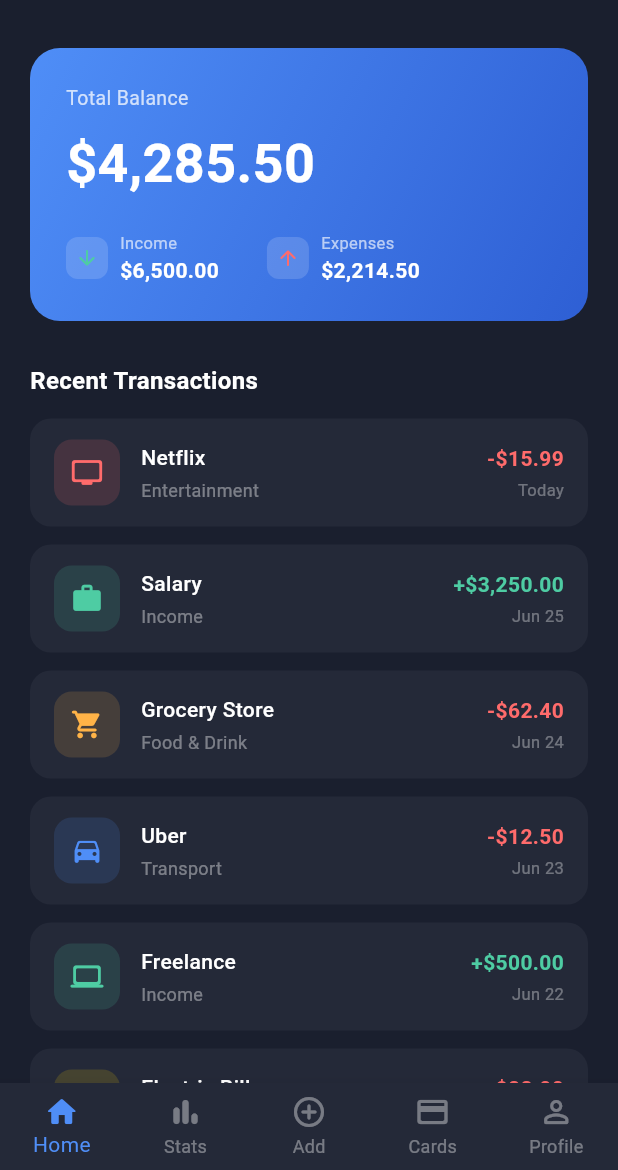
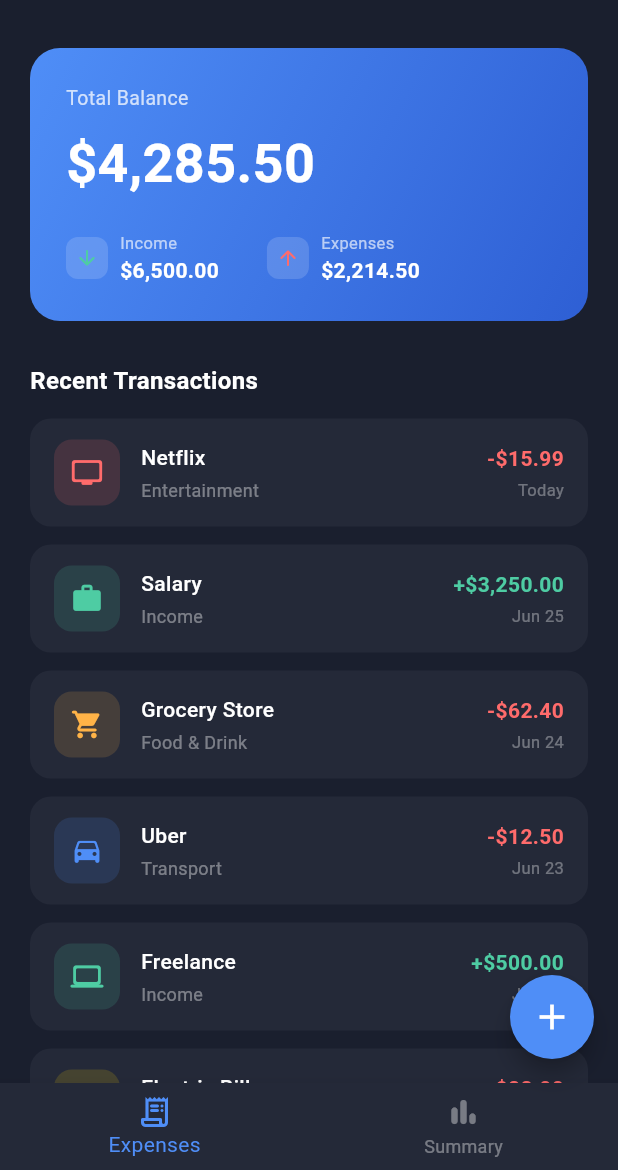
Before and after one commit to 1MPVz/Expense-Tracker, a Flutter app: the screen it shows after launch, on a phone screen of 412 x 824 dp, the part 66-1236 px from its top. Run offline on Flutter 3.47's test engine with Material 3 defaults, Android fonts, the phone set to English and light mode, and no system bars.

Commit message:
fix: loading page and home page design

```diff
--- a/monexs/lib/screens/home_page.dart
+++ b/monexs/lib/screens/home_page.dart
@@ -1,7 +1,31 @@
 import 'package:flutter/material.dart';
 
-class HomePage extends StatelessWidget {
+class HomePage extends StatefulWidget {
   const HomePage({super.key});
+
+  @override
+  State<HomePage> createState() => _HomePageState();
+}
+
+class _HomePageState extends State<HomePage> {
+  int _currentIndex = 0;
+
+  void _openAddModal() {
+    showModalBottomSheet(
+      context: context,
+      isScrollControlled: true,
+      backgroundColor: const Color(0xFF242938),
+      shape: const RoundedRectangleBorder(
+        borderRadius: BorderRadius.vertical(top: Radius.circular(24)),
+      ),
+      builder: (context) {
+        return const SizedBox(
+          height: 400,
+          // TODO: pp add modal here
+        );
+      },
+    );
+  }
 
   @override
   Widget build(BuildContext context) {
@@ -40,7 +64,42 @@ class HomePage extends StatelessWidget {
           ),
         ],
       ),
-      body: SingleChildScrollView(
+      body: _currentIndex == 0 ? const _ExpenseListPage() : const _SummaryPage(),
+      floatingActionButton: FloatingActionButton(
+        onPressed: _openAddModal,
+        backgroundColor: const Color(0xFF4F8EF7),
+        shape: const CircleBorder(),
+        child: const Icon(Icons.add, color: Colors.white, size: 28),
+      ),
+      bottomNavigationBar: BottomNavigationBar(
+        backgroundColor: const Color(0xFF242938),
+        selectedItemColor: const Color(0xFF4F8EF7),
+        unselectedItemColor: Colors.white38,
+        currentIndex: _currentIndex,
+        onTap: (index) => setState(() => _currentIndex = index),
+        items: const [
+          BottomNavigationBarItem(
+            icon: Icon(Icons.receipt_long_rounded),
+            label: 'Expenses',
+          ),
+          BottomNavigationBarItem(
+            icon: Icon(Icons.bar_chart_rounded),
+            label: 'Summary',
+          ),
+        ],
+      ),
+    );
+  }
+}
+
+// --- Expense List Page ---
+
+class _ExpenseListPage extends StatelessWidget {
+  const _ExpenseListPage();
+
+  @override
+  Widget build(BuildContext context) {
+    return SingleChildScrollView(
       padding: const EdgeInsets.all(20),
       child: Column(
         crossAxisAlignment: CrossAxisAlignment.start,
@@ -63,7 +122,7 @@ class HomePage extends StatelessWidget {
                 Text(
                   'Total Balance',
                   style: TextStyle(
-                      color: Colors.white.withOpacity(0.75),
+                    color: Colors.white.withValues(alpha: 0.75),
                     fontSize: 13,
                   ),
                 ),
@@ -100,7 +159,6 @@ class HomePage extends StatelessWidget {
 
           const SizedBox(height: 28),
 
-            // Recent transactions
           const Text(
             'Recent Transactions',
             style: TextStyle(
@@ -114,39 +172,26 @@ class HomePage extends StatelessWidget {
           ..._dummyTransactions.map(
             (tx) => _TransactionTile(transaction: tx),
           ),
+
+          // Extra bottom padding so FAB doesn't cover last item
+          const SizedBox(height: 80),
         ],
       ),
-      ),
+    );
+  }
+}
 
-      // Bottom nav
-      bottomNavigationBar: BottomNavigationBar(
-        backgroundColor: const Color(0xFF242938),
-        selectedItemColor: const Color(0xFF4F8EF7),
-        unselectedItemColor: Colors.white38,
-        currentIndex: 0,
-        type: BottomNavigationBarType.fixed,
-        items: const [
-          BottomNavigationBarItem(
-            icon: Icon(Icons.home_rounded),
-            label: 'Home',
-          ),
-          BottomNavigationBarItem(
-            icon: Icon(Icons.bar_chart_rounded),
-            label: 'Stats',
-          ),
-          BottomNavigationBarItem(
-            icon: Icon(Icons.add_circle_outline_rounded),
-            label: 'Add',
-          ),
-          BottomNavigationBarItem(
-            icon: Icon(Icons.credit_card_rounded),
-            label: 'Cards',
-          ),
-          BottomNavigationBarItem(
-            icon: Icon(Icons.person_outline_rounded),
-            label: 'Profile',
-          ),
-        ],
+// --- Summary Page (placeholder) ---
+
+class _SummaryPage extends StatelessWidget {
+  const _SummaryPage();
+
+  @override
+  Widget build(BuildContext context) {
+    return const Center(
+      child: Text(
+        'Summary — coming soon',
+        style: TextStyle(color: Colors.white38, fontSize: 16),
       ),
     );
   }
@@ -174,7 +219,7 @@ class _BalanceStat extends StatelessWidget {
         Container(
           padding: const EdgeInsets.all(6),
           decoration: BoxDecoration(
-            color: Colors.white.withOpacity(0.15),
+            color: Colors.white.withValues(alpha: 0.15),
             borderRadius: BorderRadius.circular(8),
           ),
           child: Icon(icon, color: iconColor, size: 16),
@@ -186,7 +231,7 @@ class _BalanceStat extends StatelessWidget {
             Text(
               label,
               style: TextStyle(
-                color: Colors.white.withOpacity(0.65),
+                color: Colors.white.withValues(alpha: 0.65),
                 fontSize: 11,
               ),
             ),
@@ -225,7 +270,7 @@ class _TransactionTile extends StatelessWidget {
             width: 44,
             height: 44,
             decoration: BoxDecoration(
-              color: transaction.color.withOpacity(0.15),
+              color: transaction.color.withValues(alpha: 0.15),
               borderRadius: BorderRadius.circular(12),
             ),
             child: Icon(transaction.icon, color: transaction.color, size: 22),
@@ -247,7 +292,7 @@ class _TransactionTile extends StatelessWidget {
                 Text(
                   transaction.category,
                   style: TextStyle(
-                    color: Colors.white.withOpacity(0.4),
+                    color: Colors.white.withValues(alpha: 0.4),
                     fontSize: 12,
                   ),
                 ),
@@ -273,7 +318,7 @@ class _TransactionTile extends StatelessWidget {
               Text(
                 transaction.date,
                 style: TextStyle(
-                  color: Colors.white.withOpacity(0.35),
+                  color: Colors.white.withValues(alpha: 0.35),
                   fontSize: 11,
                 ),
               ),
@@ -285,7 +330,6 @@ class _TransactionTile extends StatelessWidget {
   }
 }
 
-// dummy data
 class _Transaction {
   final String title;
   final String category;
@@ -306,6 +350,8 @@ class _Transaction {
   });
 }
 
+
+// Test Data
 const _dummyTransactions = [
   _Transaction(
     title: 'Netflix',
```
Also changed, not shown: monexs/lib/screens/loading_page.dart (+14 -77 lines), monexs/lib/screens/summary_page.dart (added). Lines whose indentation alone changed are shown as unchanged.
